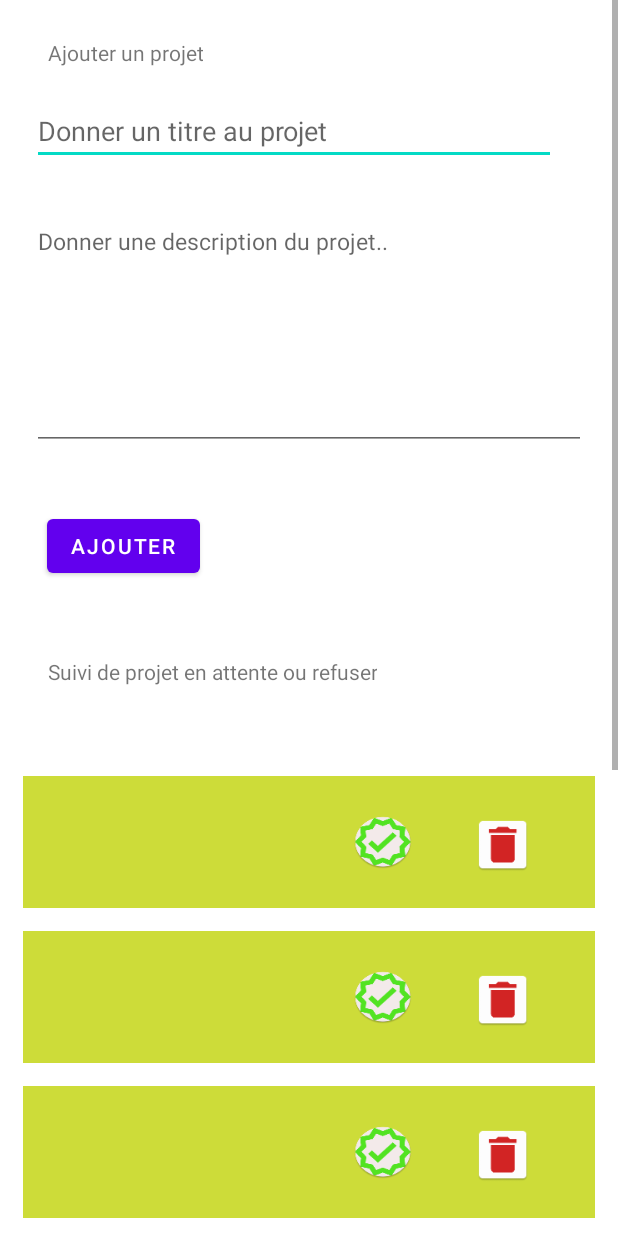
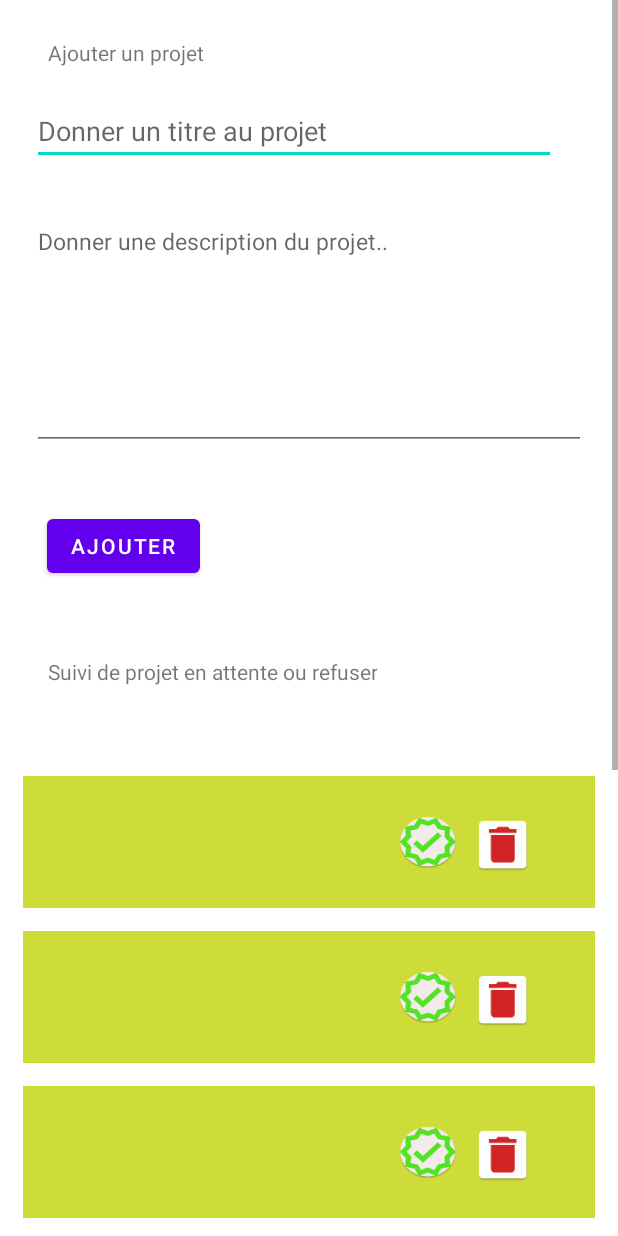
Before and after one commit to GreenRepack-offre-apps/green-repack-assos, an Android app: the layout fragment_ajout_suivi.xml on its own in the app's theme, with its tools: preview values and no code run, on a phone screen of 412 x 824 dp. Run offline under Robolectric (Android 15) with nearby library versions, the phone set to English and light mode, and no system bars.

Commit message:
fix list view

```diff
--- a/app/src/main/res/layout/fragment_projet.xml
+++ b/app/src/main/res/layout/fragment_projet.xml
@@ -48,7 +48,7 @@
         android:id="@+id/statut_btn"
         android:layout_width="40dp"
         android:layout_height="36dp"
-        android:layout_marginLeft="220dp"
+        android:layout_marginLeft="250dp"
         android:layout_marginTop="26dp"
         android:clickable="false"
         android:background="@mipmap/ic_verified" />
```
